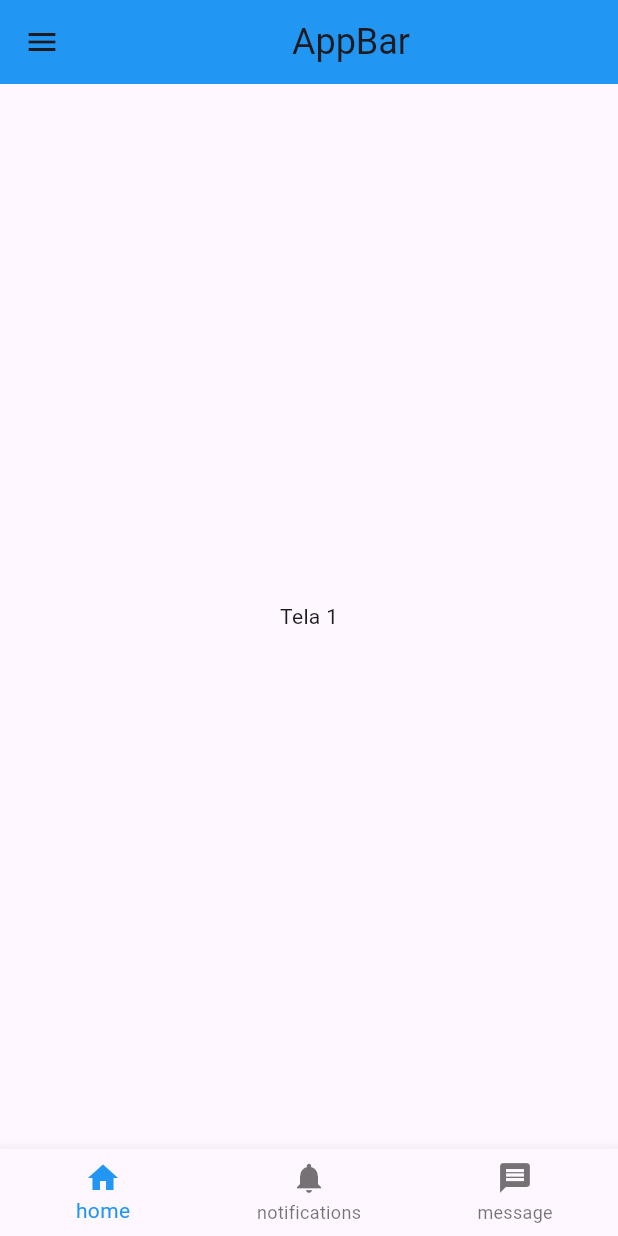
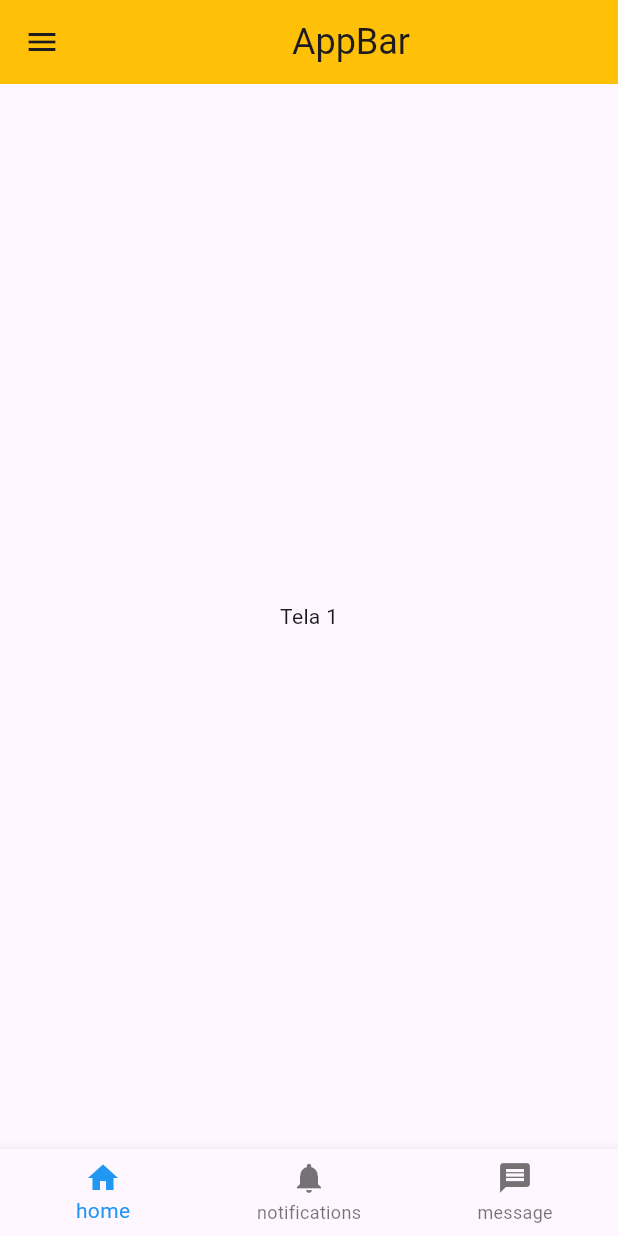
Before and after one commit to WeslleyNanferdes/flutter_application_3, a Flutter app: the screen it shows after launch, on a phone screen of 412 x 824 dp. Run offline on Flutter 3.47's test engine with Material 3 defaults, Android fonts, the phone set to English and light mode, and no system bars.

Commit message:
arquivo completo

```diff
--- a/lib/my_app.dart
+++ b/lib/my_app.dart
@@ -1,5 +1,4 @@
 import 'package:flutter/material.dart';
-import 'package:flutter/widgets.dart';
 
 class MyApp extends StatefulWidget{
   const MyApp({super.key});
@@ -29,10 +28,9 @@ class _MyApp extends State<MyApp>{
     ),
   ];
 
-  void _pressedIcon(int index){
+  _pressedIcon(int index){
     setState(() {
       indexPage = index;
-      Navigator.pop(context);
     });
   }
 
@@ -42,8 +40,13 @@ class _MyApp extends State<MyApp>{
       debugShowCheckedModeBanner: false,
       home: Scaffold(
         appBar: AppBar(
-          title: const Center(child: Text('AppBar', style: TextStyle(fontSize: 24))),
-          backgroundColor: Colors.blue,
+          title: const Center(
+            child: Text(
+              'AppBar',
+                style: TextStyle(fontSize: 24)
+              )
+            ),
+          backgroundColor: Colors.amber,
         ),
 
         body: Center(
@@ -73,10 +76,10 @@ class _MyApp extends State<MyApp>{
 
         drawer: Drawer(
           child: ListView(
-            children: const <Widget>[
-              DrawerHeader(
+            children: <Widget>[
+              const DrawerHeader(
                 decoration: BoxDecoration(
-                  color: Colors.green,
+                  color: Colors.blue,
                 ),
                 child: Text(
                   'DrawerBar',
@@ -84,7 +87,27 @@ class _MyApp extends State<MyApp>{
                 )
               ),
               ListTile(
-                onTap: _pressedIcon
+                leading: const Icon(Icons.home),
+                title: const Text('home'),
+                onTap: (){
+                  _pressedIcon(0);
+                },
+              ),
+
+              ListTile(
+                leading: const Icon(Icons.notifications),
+                title: const Text('notifications'),
+                onTap: (){
+                  _pressedIcon(1);
+                },
+              ),
+
+              ListTile(
+                leading: const Icon(Icons.message),
+                title: const Text('message'),
+                onTap: (){
+                  _pressedIcon(2);
+                },
               ),
             ],
           ),
```
